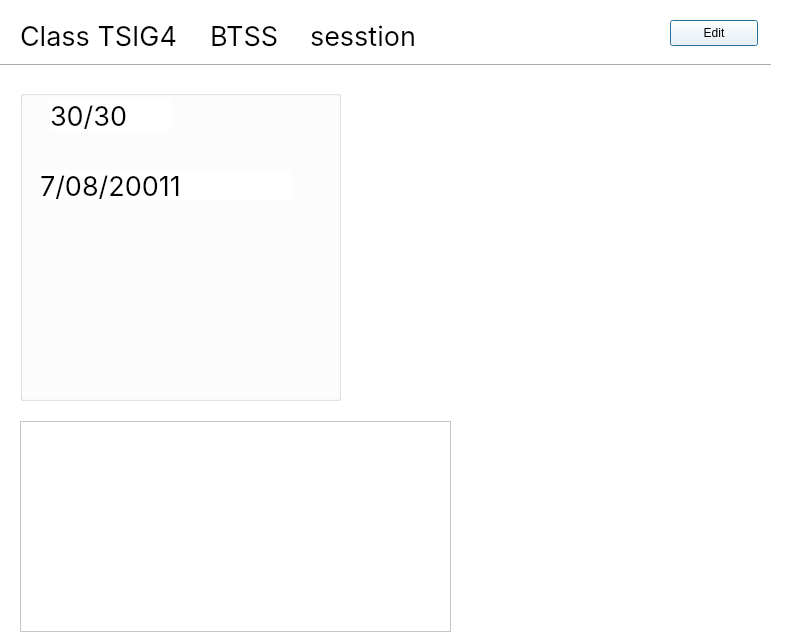
Before: the Qt Designer form School_System/ui/EditClassDialog.ui in KasperJack/School-Management-System, drawn with Qt 5.
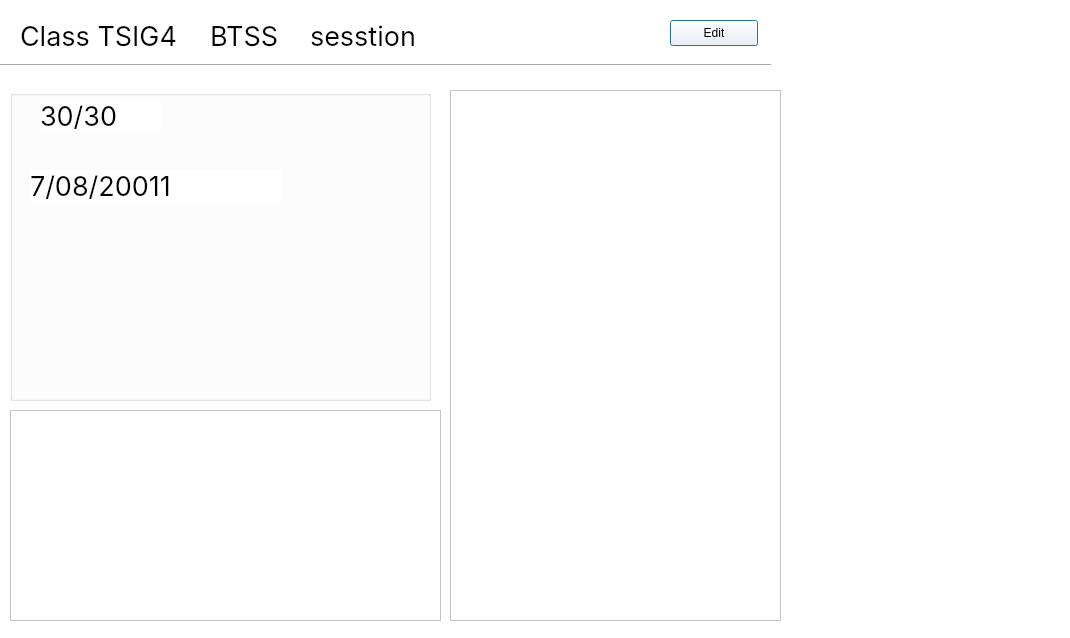
After: the same form once the commit is applied.

Diff of the .ui file:
```diff
--- a/School_System/ui/EditClassDialog.ui
+++ b/School_System/ui/EditClassDialog.ui
@@ -6,7 +6,7 @@
    <rect>
     <x>0</x>
     <y>0</y>
-    <width>797</width>
+    <width>1070</width>
     <height>638</height>
    </rect>
   </property>
@@ -52,9 +52,9 @@
   <widget class="QGroupBox" name="groupBox">
    <property name="geometry">
     <rect>
-     <x>20</x>
+     <x>10</x>
      <y>90</y>
-     <width>321</width>
+     <width>421</width>
      <height>311</height>
     </rect>
    </property>
@@ -141,8 +141,8 @@
   <widget class="QTableWidget" name="teachers_table">
    <property name="geometry">
     <rect>
-     <x>20</x>
-     <y>421</y>
+     <x>10</x>
+     <y>410</y>
      <width>431</width>
      <height>211</height>
     </rect>
@@ -151,7 +151,7 @@
   <widget class="QTableWidget" name="students_table">
    <property name="geometry">
     <rect>
-     <x>540</x>
+     <x>800</x>
      <y>90</y>
      <width>251</width>
      <height>531</height>
@@ -201,6 +201,16 @@
     <string>Edit</string>
    </property>
   </widget>
+  <widget class="QTableWidget" name="teachers_table_2">
+   <property name="geometry">
+    <rect>
+     <x>450</x>
+     <y>90</y>
+     <width>331</width>
+     <height>531</height>
+    </rect>
+   </property>
+  </widget>
  </widget>
  <resources/>
  <connections/>
```
